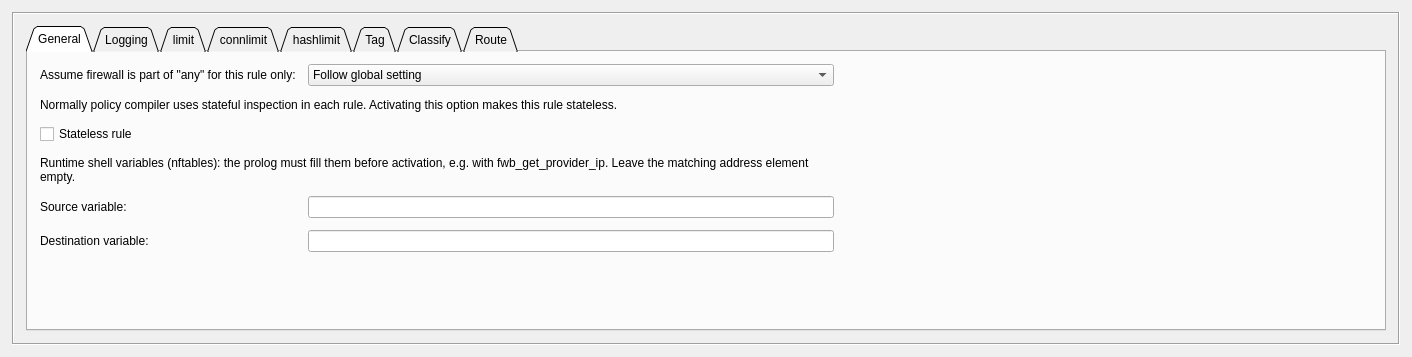
First picture: the form in src/libgui/ruleoptionsdialog_q.ui, repository haubentaucher/fwbuilder, before the edit.
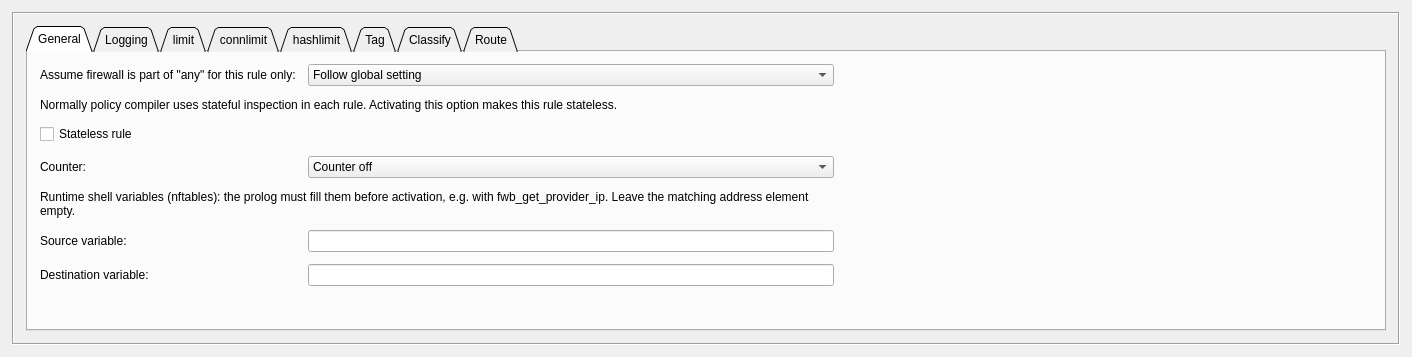
Second picture: the form after the edit. The open tabs and pages were chosen to show the change. Custom widgets are drawn as their Qt base class.

Commit message: nftables: per-rule counter statement for policy, mangle and NAT rules

What changed in the file:
```diff
--- a/src/libgui/ruleoptionsdialog_q.ui
+++ b/src/libgui/ruleoptionsdialog_q.ui
@@ -229,7 +229,31 @@
              </property>
             </widget>
            </item>
-           <item row="3" column="0" colspan="2">
+           <item row="3" column="0">
+            <widget class="QLabel" name="label_counter">
+             <property name="text">
+              <string>Counter:</string>
+             </property>
+            </widget>
+           </item>
+           <item row="3" column="1">
+            <widget class="QComboBox" name="nft_counter">
+             <property name="toolTip">
+              <string>Count packets and bytes matching this rule by adding the nftables counter statement to it.</string>
+             </property>
+             <item>
+              <property name="text">
+               <string>Counter off</string>
+              </property>
+             </item>
+             <item>
+              <property name="text">
+               <string>Counter on</string>
+              </property>
+             </item>
+            </widget>
+           </item>
+           <item row="4" column="0" colspan="2">
             <widget class="QLabel" name="label_runtime_vars">
              <property name="text">
               <string>Runtime shell variables (nftables): the prolog must fill them before activation, e.g. with fwb_get_provider_ip. Leave the matching address element empty.</string>
@@ -242,35 +266,35 @@
              </property>
             </widget>
            </item>
-           <item row="4" column="0">
+           <item row="5" column="0">
             <widget class="QLabel" name="label_src_runtime_var">
              <property name="text">
               <string>Source variable:</string>
              </property>
             </widget>
            </item>
-           <item row="4" column="1">
+           <item row="5" column="1">
             <widget class="QLineEdit" name="src_runtime_var_edit">
              <property name="toolTip">
               <string>Shell variable name (without $) that holds the source IPv4 address at activation time, e.g. provider_ip. Leave Source empty when using it.</string>
              </property>
             </widget>
            </item>
-           <item row="5" column="0">
+           <item row="6" column="0">
             <widget class="QLabel" name="label_dst_runtime_var">
              <property name="text">
               <string>Destination variable:</string>
              </property>
             </widget>
            </item>
-           <item row="5" column="1">
+           <item row="6" column="1">
             <widget class="QLineEdit" name="dst_runtime_var_edit">
              <property name="toolTip">
               <string>Shell variable name (without $) that holds the destination IPv4 address at activation time, e.g. provider_ip. Leave Destination empty when using it.</string>
              </property>
             </widget>
            </item>
-           <item row="6" column="0">
+           <item row="7" column="0">
             <spacer name="verticalSpacer_3">
              <property name="orientation">
               <enum>Qt::Vertical</enum>
```
The commit also changes 9 other files.
